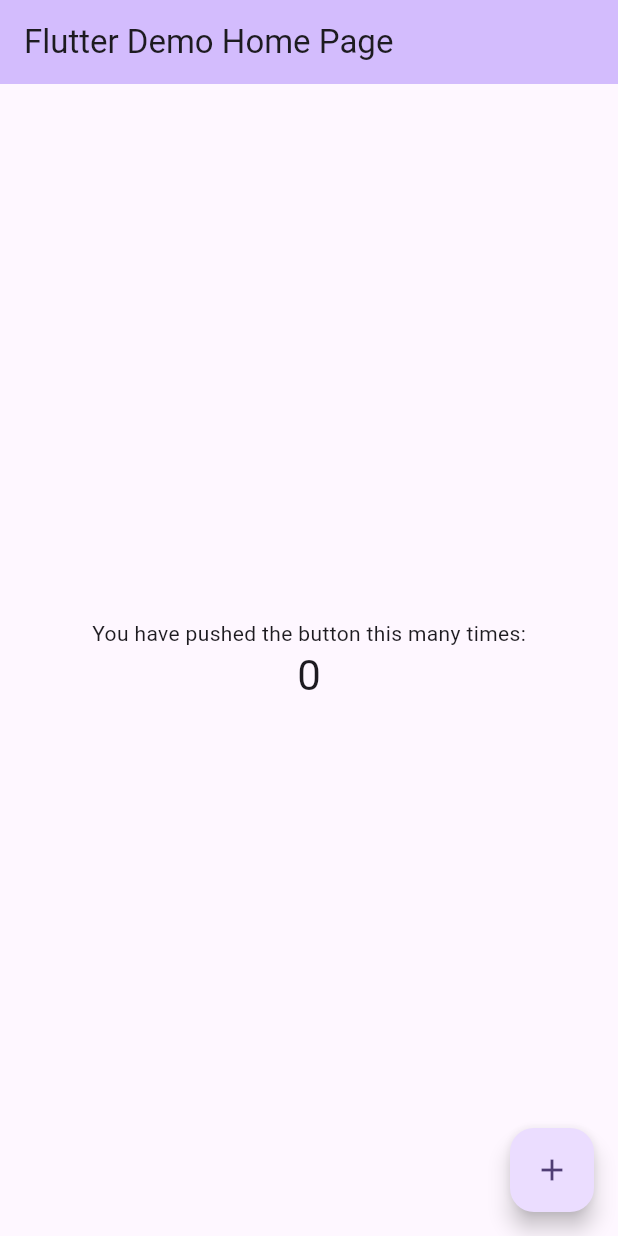
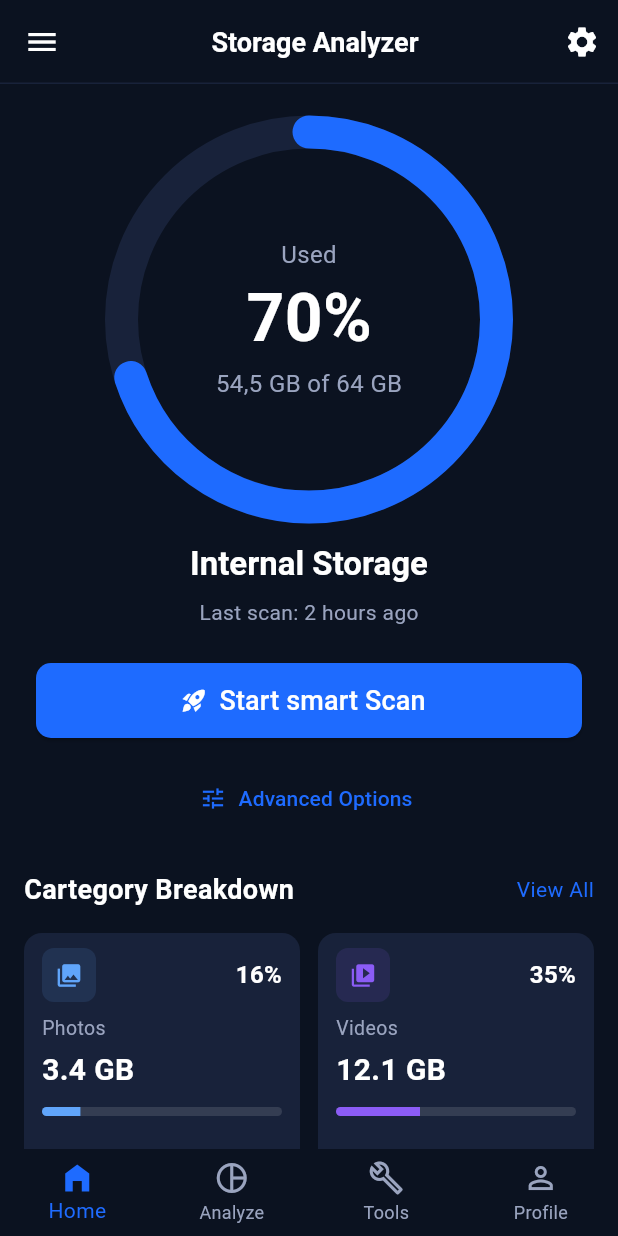
Before and after one commit to AshrafuHussein/disk_analyzer, a Flutter app: the screen it shows after launch, on a phone screen of 412 x 824 dp. Run offline on Flutter 3.47's test engine with Material 3 defaults, Android fonts, the phone set to English and light mode, and no system bars.

Commit message:
created ui for homescreen added apptheme and colors

```diff
--- /dev/null
+++ b/lib/core/theme/app_colors.dart
@@ -0,0 +1,25 @@
+import 'package:flutter/material.dart';
+
+class AppColors {
+  static const backgroundDark = Color(0xFF0B1220);
+  static const surfaceDark = Color(0xFF121A2B);
+  static const cardDark = Color(0xFF18223A);
+
+  static const primaryBlue = Color(0xFF1E6BFF);
+
+  static const textPrimary = Color(0xFFFFFFFF);
+  static const textSecondary = Color(0xFF9AA4BF);
+  static const textMuted = Color(0xFF6B728A);
+
+  static const videoPurple = Color(0xFF8B5CF6);
+  static const imageBlue = Color(0xFF60A5FA);
+  static const docsGreen = Color(0xFF34D399);
+  static const appsAndSoftware = Color(0xFF10B981);
+  static const others = Color(0xFFF59E0B);
+  static const archiveYellow = Color(0xFFFBBF24);
+
+  static const dangerRed = Color(0xFFEF4444);
+  static const warningOrange = Color(0xFFF97316);
+
+  static const progressBarBackground = Color(0xFF1E6BFF);
+}
--- /dev/null
+++ b/lib/core/theme/app_theme.dart
@@ -0,0 +1,58 @@
+import 'package:flutter/material.dart';
+import 'app_colors.dart';
+
+class AppTheme {
+  static ThemeData darkTheme = ThemeData(
+    brightness: Brightness.dark,
+    scaffoldBackgroundColor: AppColors.backgroundDark,
+    primaryColor: AppColors.primaryBlue,
+
+    cardTheme: CardThemeData(
+      color: AppColors.cardDark,
+      shape: RoundedRectangleBorder(
+        borderRadius: BorderRadius.circular(16),
+      ),
+    ),
+
+    appBarTheme: AppBarTheme(
+      backgroundColor: AppColors.backgroundDark,
+      elevation: 0,
+      titleTextStyle: TextStyle(
+        color: AppColors.textPrimary,
+        fontSize: 18,
+        fontWeight: FontWeight.w600,
+      ),
+      iconTheme: IconThemeData(
+        color: AppColors.textPrimary,
+      ),
+    ),
+
+    textTheme: TextTheme(
+      titleLarge: TextStyle(
+        color: AppColors.textPrimary,
+        fontWeight: FontWeight.bold,
+      ),
+      bodyMedium: TextStyle(
+        color: AppColors.textSecondary,
+      ),
+      bodySmall: TextStyle(
+        color: AppColors.textMuted,
+      ),
+    ),
+
+    elevatedButtonTheme: ElevatedButtonThemeData(
+      style: ElevatedButton.styleFrom(
+        backgroundColor: AppColors.primaryBlue,
+        foregroundColor: Colors.white,
+        shape: RoundedRectangleBorder(
+          borderRadius: BorderRadius.circular(14),
+        ),
+      ),
+    ),
+
+    floatingActionButtonTheme: FloatingActionButtonThemeData(
+      backgroundColor: AppColors.primaryBlue,
+      foregroundColor: Colors.white,
+    ),
+  );
+}
--- /dev/null
+++ b/lib/core/widgets/app_bottom_navigation_bar.dart
@@ -0,0 +1,39 @@
+import 'package:flutter/material.dart';
+import 'package:disk_analyzer/core/theme/app_colors.dart';
+
+class AppBottomNavigationBar extends StatelessWidget {
+  final int currentIndex;
+  final ValueChanged<int>? onTap;
+
+  const AppBottomNavigationBar({Key? key, this.currentIndex = 0, this.onTap})
+    : super(key: key);
+
+  @override
+  Widget build(BuildContext context) {
+    return BottomNavigationBar(
+      currentIndex: currentIndex,
+      onTap: onTap,
+      type: BottomNavigationBarType.fixed,
+      backgroundColor: AppColors.backgroundDark,
+      selectedItemColor: AppColors.primaryBlue,
+      unselectedItemColor: AppColors.textSecondary,
+      showUnselectedLabels: true,
+      elevation: 0,
+      items: const [
+        BottomNavigationBarItem(icon: Icon(Icons.home_filled), label: 'Home'),
+        BottomNavigationBarItem(
+          icon: Icon(Icons.pie_chart_outline),
+          label: 'Analyze',
+        ),
+        BottomNavigationBarItem(
+          icon: Icon(Icons.build_outlined),
+          label: 'Tools',
+        ),
+        BottomNavigationBarItem(
+          icon: Icon(Icons.person_outline),
+          label: 'Profile',
+        ),
+      ],
+    );
+  }
+}
--- /dev/null
+++ b/lib/core/widgets/app_button.dart
@@ -0,0 +1,41 @@
+// widget for app button used across the app
+import 'package:disk_analyzer/core/theme/app_colors.dart';
+import 'package:flutter/material.dart';
+
+class AppButton extends StatelessWidget {
+  // 1. Define the parameters you need
+  final String labelText;
+  final IconData iconData; // Parameter for the specific icon
+  final Color buttonColor;
+
+  // 2. Add them to the constructor as 'required'
+  const AppButton({
+    Key? key,
+    required this.labelText,
+    required this.iconData,
+    this.buttonColor = AppColors.primaryBlue, // Default color
+  }) : super(key: key);
+
+  @override
+  Widget build(BuildContext context) {
+    return SizedBox(
+      width: double.infinity,
+      height: 50,
+      child: ElevatedButton.icon(
+        // Use ElevatedButton.icon
+        onPressed: () {},
+        icon: Icon(iconData, color: Colors.white), // Use the passed iconData
+        label: Text(
+          labelText,
+          style: const TextStyle(fontSize: 18, color: AppColors.textPrimary),
+        ),
+        style: ElevatedButton.styleFrom(
+          backgroundColor: buttonColor,
+          shape: RoundedRectangleBorder(
+            borderRadius: BorderRadius.circular(10.0),
+          ),
+        ),
+      ),
+    );
+  }
+}
--- /dev/null
+++ b/lib/core/widgets/file_type_summary.dart
@@ -0,0 +1,101 @@
+// file type summary widget for my app
+import 'package:disk_analyzer/core/theme/app_colors.dart';
+import 'package:flutter/material.dart';
+
+class StorageInfoCard extends StatelessWidget {
+  final String category;
+  final String size;
+  final double percentage;
+  final IconData icon;
+  final Color iconColor;
+  final double iconSize = 30;
+  final Color progressColor;
+
+  const StorageInfoCard({
+    Key? key,
+    required this.category,
+    required this.size,
+    required this.percentage,
+    required this.icon,
+    required this.iconColor,
+    required this.progressColor,
+  }) : super(key: key);
+
+  @override
+  Widget build(BuildContext context) {
+    // Define a dark color close to the image's background
+    const Color cardColor = AppColors.cardDark;
+    const Color textColor = AppColors.textPrimary;
+
+    final pct = (percentage.clamp(0, 100)) / 100.0;
+
+    return Container(
+      width: double.infinity,
+      decoration: BoxDecoration(
+        color: cardColor,
+        borderRadius: BorderRadius.circular(12.0),
+      ),
+      padding: const EdgeInsets.symmetric(horizontal: 12.0, vertical: 10.0),
+      child: Column(
+        crossAxisAlignment: CrossAxisAlignment.start,
+        mainAxisSize: MainAxisSize.min,
+        children: [
+          Row(
+            mainAxisAlignment: MainAxisAlignment.spaceBetween,
+            children: [
+              Container(
+                width: 36,
+                height: 36,
+                decoration: BoxDecoration(
+                  color: iconColor.withOpacity(0.12),
+                  borderRadius: BorderRadius.circular(8),
+                ),
+                child: Icon(icon, size: 18, color: iconColor),
+              ),
+              Text(
+                '${(pct * 100).round()}%',
+                style: const TextStyle(
+                  color: AppColors.textPrimary,
+                  fontSize: 16,
+                  fontWeight: FontWeight.w700,
+                ),
+              ),
+            ],
+          ),
+          const SizedBox(height: 8),
+          Text(
+            category,
+            style: const TextStyle(
+              color: AppColors.textSecondary,
+              fontSize: 13,
+            ),
+          ),
+          const SizedBox(height: 4),
+          Text(
+            size,
+            style: const TextStyle(
+              color: textColor,
+              fontSize: 20,
+              fontWeight: FontWeight.w700,
+            ),
+            maxLines: 1,
+            overflow: TextOverflow.ellipsis,
+          ),
+          const SizedBox(height: 10),
+          ClipRRect(
+            borderRadius: BorderRadius.circular(6),
+            child: SizedBox(
+              height: 6,
+              child: LinearProgressIndicator(
+                value: pct,
+                backgroundColor: Colors.white12,
+                valueColor: AlwaysStoppedAnimation<Color>(progressColor),
+                minHeight: 6.0,
+              ),
+            ),
+          ),
+        ],
+      ),
+    );
+  }
+}
--- /dev/null
+++ b/lib/features/home/presentation/home_screen.dart
@@ -0,0 +1,220 @@
+import 'package:disk_analyzer/core/theme/app_colors.dart';
+import 'package:disk_analyzer/core/widgets/app_button.dart';
+import 'package:disk_analyzer/core/widgets/file_type_summary.dart';
+import 'package:disk_analyzer/core/widgets/app_bottom_navigation_bar.dart';
+import 'package:flutter/material.dart';
+
+class HomePage extends StatefulWidget {
+  const HomePage({super.key});
+
+  @override
+  State<HomePage> createState() => _HomePageState();
+}
+
+class _HomePageState extends State<HomePage> {
+  int _currentIndex = 0;
+
+  @override
+  Widget build(BuildContext context) {
+    return Scaffold(
+      backgroundColor: AppColors.backgroundDark,
+      appBar: AppBar(
+        // app bar contents which are humburger menu, title and settings icon
+        title: Center(child: const Text('Storage Analyzer')),
+        leading: IconButton(
+          icon: const Icon(Icons.menu),
+          onPressed: () {
+            // Handle menu button press
+          },
+        ),
+        actions: [
+          IconButton(
+            icon: const Icon(Icons.settings),
+            onPressed: () {
+              // Handle settings button press
+            },
+          ),
+        ],
+
+        // bottom border
+        elevation: 0,
+        shape: const Border(
+          bottom: BorderSide(color: AppColors.cardDark, width: 1),
+        ),
+      ),
+
+      // body contents
+      body: SingleChildScrollView(
+        child: Column(
+          mainAxisSize: MainAxisSize.min,
+          mainAxisAlignment: MainAxisAlignment.center,
+          children: [
+            const SizedBox(height: 32),
+            // Progress Ring Section
+            Stack(
+              alignment: Alignment.center,
+              children: [
+                SizedBox(
+                  width: 250,
+                  height: 250,
+                  child: CircularProgressIndicator(
+                    value: 0.7, // 70% used
+                    strokeWidth: 22,
+                    strokeCap: StrokeCap.round,
+                    backgroundColor: AppColors.cardDark,
+                    valueColor: AlwaysStoppedAnimation<Color>(
+                      AppColors.primaryBlue,
+                    ),
+                  ),
+                ),
+                Column(
+                  mainAxisSize: MainAxisSize.min,
+                  children: const [
+                    Text(
+                      'Used',
+                      style: TextStyle(
+                        color: AppColors.textSecondary,
+                        fontSize: 16,
+                      ),
+                    ),
+                    Text(
+                      '70%',
+                      style: TextStyle(
+                        color: AppColors.textPrimary,
+                        fontSize: 44,
+                        fontWeight: FontWeight.bold,
+                      ),
+                    ),
+                    Text(
+                      '54,5 GB of 64 GB',
+                      style: TextStyle(
+                        color: AppColors.textSecondary,
+                        fontSize: 16,
+                      ),
+                    ),
+                  ],
+                ),
+              ],
+            ),
+
+            // scan short info section
+            Padding(
+              padding: const EdgeInsets.all(24),
+              child: Column(
+                children: [
+                  Text(
+                    'Internal Storage',
+                    style: Theme.of(context).textTheme.titleLarge,
+                  ),
+                  const SizedBox(height: 8),
+                  Text(
+                    'Last scan: 2 hours ago',
+                    style: TextStyle(
+                      color: AppColors.textSecondary,
+                      fontSize: 14,
+                    ),
+                  ),
+                  const SizedBox(height: 24),
+                  SizedBox(
+                    width: double.infinity,
+                    child: AppButton(
+                      labelText: 'Start smart Scan',
+                      iconData: Icons.rocket_launch,
+                    ),
+                  ),
+                  const SizedBox(height: 16),
+                  TextButton.icon(
+                    onPressed: () {
+                      // Handle advanced options
+                    },
+                    label: const Text('Advanced Options'),
+                    icon: const Icon(Icons.tune),
+                    style: TextButton.styleFrom(
+                      foregroundColor: AppColors.primaryBlue,
+                    ),
+                  ),
+                ],
+              ),
+            ),
+
+            // File type summary section
+            Padding(
+              padding: const EdgeInsets.fromLTRB(16, 0, 16, 16),
+              child: Row(
+                mainAxisAlignment: MainAxisAlignment.spaceBetween,
+                children: [
+                  Text(
+                    'Cartegory Breakdown',
+                    style: TextStyle(
+                      color: AppColors.textPrimary,
+                      fontSize: 18,
+                      fontWeight: FontWeight.bold,
+                    ),
+                  ),
+                  Text(
+                    'View All',
+                    style: TextStyle(
+                      color: AppColors.primaryBlue,
+                      fontSize: 14,
+                    ),
+                  ),
+                ],
+              ),
+            ),
+            Padding(
+              padding: const EdgeInsets.symmetric(horizontal: 16.0),
+              child: GridView.count(
+                shrinkWrap: true,
+                physics: const NeverScrollableScrollPhysics(),
+                padding: EdgeInsets.zero,
+                crossAxisCount: 2,
+                crossAxisSpacing: 12,
+                mainAxisSpacing: 12,
+                childAspectRatio: 1.0,
+                children: [
+                  StorageInfoCard(
+                    category: 'Photos',
+                    size: '3.4 GB',
+                    percentage: 16,
+                    icon: Icons.photo_library,
+                    iconColor: AppColors.imageBlue,
+                    progressColor: AppColors.imageBlue,
+                  ),
+                  StorageInfoCard(
+                    category: 'Videos',
+                    size: '12.1 GB',
+                    percentage: 35,
+                    icon: Icons.video_library,
+                    iconColor: AppColors.videoPurple,
+                    progressColor: AppColors.videoPurple,
+                  ),
+                  StorageInfoCard(
+                    category: 'Apps & Data',
+                    size: '4.2 GB',
+                    percentage: 20,
+                    icon: Icons.apps,
+                    iconColor: AppColors.docsGreen,
+                    progressColor: AppColors.docsGreen,
+                  ),
+                  StorageInfoCard(
+                    category: 'Others',
+                    size: '1.1 GB',
+                    percentage: 10,
+                    icon: Icons.folder,
+                    iconColor: AppColors.others,
+                    progressColor: AppColors.others,
+                  ),
+                ],
+              ),
+            ),
+            const SizedBox(height: 24),
+          ],
+        ),
+      ),
+      bottomNavigationBar: AppBottomNavigationBar(
+        currentIndex: _currentIndex,
+        onTap: (i) => setState(() => _currentIndex = i),
+      ),
+    );
+  }
+}
--- a/lib/main.dart
+++ b/lib/main.dart
@@ -1,4 +1,6 @@
 import 'package:flutter/material.dart';
+import 'core/theme/app_theme.dart';
+import 'features/home/presentation/home_screen.dart';
 
 void main() {
   runApp(const MyApp());
@@ -7,116 +9,15 @@ void main() {
 class MyApp extends StatelessWidget {
   const MyApp({super.key});
 
-  // This widget is the root of your application.
   @override
   Widget build(BuildContext context) {
     return MaterialApp(
-      title: 'Flutter Demo',
-      theme: ThemeData(
-        // This is the theme of your application.
-        //
-        // TRY THIS: Try running your application with "flutter run". You'll see
-        // the application has a purple toolbar. Then, without quitting the app,
-        // try changing the seedColor in the colorScheme below to Colors.green
-        // and then invoke "hot reload" (save your changes or press the "hot
-        // reload" button in a Flutter-supported IDE, or press "r" if you used
-        // the command line to start the app).
-        //
-        // Notice that the counter didn't reset back to zero; the application
-        // state is not lost during the reload. To reset the state, use hot
-        // restart instead.
-        //
-        // This works for code too, not just values: Most code changes can be
-        // tested with just a hot reload.
-        colorScheme: .fromSeed(seedColor: Colors.deepPurple),
-      ),
-      home: const MyHomePage(title: 'Flutter Demo Home Page'),
+      debugShowCheckedModeBanner: false,
+
+      theme: AppTheme.darkTheme,
+      themeMode: ThemeMode.dark,
+
+      home: const HomePage(), // your first screen
     );
   }
 }
-
-class MyHomePage extends StatefulWidget {
-  const MyHomePage({super.key, required this.title});
-
-  // This widget is the home page of your application. It is stateful, meaning
-  // that it has a State object (defined below) that contains fields that affect
-  // how it looks.
-
-  // This class is the configuration for the state. It holds the values (in this
-  // case the title) provided by the parent (in this case the App widget) and
-  // used by the build method of the State. Fields in a Widget subclass are
-  // always marked "final".
-
-  final String title;
-
-  @override
-  State<MyHomePage> createState() => _MyHomePageState();
-}
-
-class _MyHomePageState extends State<MyHomePage> {
-  int _counter = 0;
-
-  void _incrementCounter() {
-    setState(() {
-      // This call to setState tells the Flutter framework that something has
-      // changed in this State, which causes it to rerun the build method below
-      // so that the display can reflect the updated values. If we changed
-      // _counter without calling setState(), then the build method would not be
-      // called again, and so nothing would appear to happen.
-      _counter++;
-    });
-  }
-
-  @override
-  Widget build(BuildContext context) {
-    // This method is rerun every time setState is called, for instance as done
-    // by the _incrementCounter method above.
-    //
-    // The Flutter framework has been optimized to make rerunning build methods
-    // fast, so that you can just rebuild anything that needs updating rather
-    // than having to individually change instances of widgets.
-    return Scaffold(
-      appBar: AppBar(
-        // TRY THIS: Try changing the color here to a specific color (to
-        // Colors.amber, perhaps?) and trigger a hot reload to see the AppBar
-        // change color while the other colors stay the same.
-        backgroundColor: Theme.of(context).colorScheme.inversePrimary,
-        // Here we take the value from the MyHomePage object that was created by
-        // the App.build method, and use it to set our appbar title.
-        title: Text(widget.title),
-      ),
-      body: Center(
-        // Center is a layout widget. It takes a single child and positions it
-        // in the middle of the parent.
-        child: Column(
-          // Column is also a layout widget. It takes a list of children and
-          // arranges them vertically. By default, it sizes itself to fit its
-          // children horizontally, and tries to be as tall as its parent.
-          //
-          // Column has various properties to control how it sizes itself and
-          // how it positions its children. Here we use mainAxisAlignment to
-          // center the children vertically; the main axis here is the vertical
-          // axis because Columns are vertical (the cross axis would be
-          // horizontal).
-          //
-          // TRY THIS: Invoke "debug painting" (choose the "Toggle Debug Paint"
-          // action in the IDE, or press "p" in the console), to see the
-          // wireframe for each widget.
-          mainAxisAlignment: .center,
-          children: [
-            const Text('You have pushed the button this many times:'),
-            Text(
-              '$_counter',
-              style: Theme.of(context).textTheme.headlineMedium,
-            ),
-          ],
-        ),
-      ),
-      floatingActionButton: FloatingActionButton(
-        onPressed: _incrementCounter,
-        tooltip: 'Increment',
-        child: const Icon(Icons.add),
-      ),
-    );
-  }
-}
```
